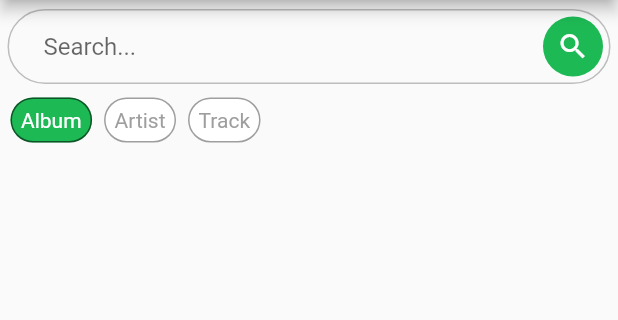
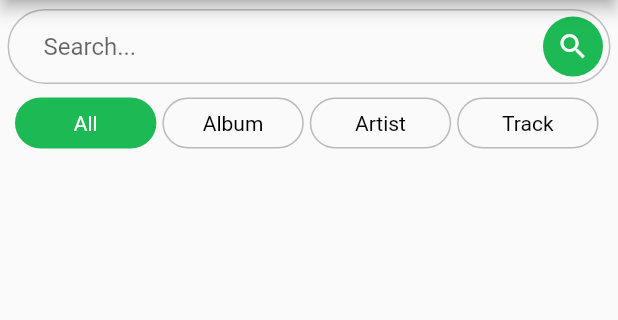
Before and after one commit to tyler-austick-1/spotify-api-flutter-app, a Flutter app: the HomeScreen screen opened directly, on a phone screen of 412 x 824 dp, the part 84-404 px from its top. Run offline on Flutter 3.47's test engine with Material 2 defaults, Android fonts, the phone set to English and light mode, and no system bars; our stand-ins replace shared_preferences; accounts and stored records are empty; network calls fail.

Commit message:
Added filtering to search results

```diff
--- a/lib/models/search_type.dart
+++ b/lib/models/search_type.dart
@@ -1,4 +1,5 @@
 enum SearchType {
+  ALL,
   ALBUM,
   ARTIST,
   // PLAYLIST,  // add playlists later if need
@@ -9,12 +10,18 @@ extension SearchTypeExtension on SearchType {
 
   String get name {
     switch (this) {
+      case SearchType.ALL:
+        return 'All';
+        break;
       case SearchType.ALBUM:
         return 'Album';
+        break;
       case SearchType.ARTIST:
         return 'Artist';
+        break;
       case SearchType.TRACK:
         return 'Track';
+        break;
       default:
         return 'Unknown Category';
     }
--- a/lib/screens/home_screen.dart
+++ b/lib/screens/home_screen.dart
@@ -1,14 +1,47 @@
 import 'package:flutter/material.dart';
 import 'package:provider/provider.dart';
-import 'package:spotify_app/models/artist.dart';
 
+import '../models/artist.dart';
+import '../models/search_type.dart';
+import '../widgets/selection_bar.dart';
 import '../widgets/home_search_bar.dart';
 import '../widgets/music_info_card.dart';
-import '../providers/spotify_auth.dart';
 import '../providers/data.dart';
 import '../models/track.dart';
 
-class HomeScreen extends StatelessWidget {
+class HomeScreen extends StatefulWidget {
+  @override
+  _HomeScreenState createState() => _HomeScreenState();
+}
+
+class _HomeScreenState extends State<HomeScreen> {
+  var _selectedType = SearchType.ALL;
+
+  void _setSelectedType(int index) {
+    setState(() {
+      _selectedType = SearchType.values.toList()[index];
+    });
+  }
+
+  List<dynamic> _getCorrectList(Data data) {
+    switch (_selectedType) {
+      case SearchType.ALL:
+        return data.results;
+        break;
+      case SearchType.ALBUM:
+        return data.albums;
+        break;
+      case SearchType.ARTIST:
+        return data.artists;
+        break;
+      case SearchType.TRACK:
+        return data.tracks;
+        break;
+      default:
+        return null;
+    }
+  }
+
   @override
   Widget build(BuildContext context) {
     return Scaffold(
@@ -21,37 +54,44 @@ class HomeScreen extends StatelessWidget {
       body: Column(
         children: [
           HomeSearchBar(),
+          // SearchSelectionBar(_selectedType, _setSelectedType),
+          Center(
+            child: SelectionBar(
+              labels: SearchType.values.map((e) => e.name).toList(),
+              onSelectionUpdated: _setSelectedType,
+              selectedTabColor: Theme.of(context).primaryColor,
+              textColor: Colors.black,
+            ),
+          ),
           SizedBox(
             height: 5,
           ),
           Expanded(
             child: Consumer<Data>(
-              builder: (ctx, data, _) => ListView.builder(
-                itemCount: data.results.length,
+              builder: (ctx, data, _) {
+                return ListView.builder(
+                  itemCount: _getCorrectList(data).length,
                   itemBuilder: (ctx, index) {
-                  final currentResult = data.results[index];
+                    final currentResult = _getCorrectList(data)[index];
                     return MusicInfoCard(
                       image: currentResult is Track
-                        ? Image.network(currentResult.album.images[0].url)  // a Track uses its album's image
+                          ? (currentResult.album.hasImages
+                              ? Image.network(currentResult.album.images[0].url)
+                              : Image.asset(
+                                  'images/spotify-logo.png')) // a Track uses its album's image
                           : (currentResult.hasImages
                               ? Image.network(currentResult.images[0].url)
-                            : Image.asset('images/spotify-logo.png')),    // uses default spotify logo if no images are found
+                              : Image.asset(
+                                  'images/spotify-logo.png')), // uses default spotify logo if no images are found
                       title: currentResult.name,
                       artistName: currentResult is Artist
                           ? ''
                           : currentResult.artists.values.toList()[0],
                       type: currentResult.type,
                     );
-                  // return MusicInfoCard(
-                  //     // imageUrl: currentResult is Track ? currentResult.album.images[0].url :  currentResult.images[0].url,
-                  //     imageUrl: currentResult.images[0].url,
-                  //     title: currentResult.name,
-                  //     // artistName: currentResult is Artist ? '' : currentResult.artists[0].name,
-                  //     artistName: currentResult.artists.values.toList()[0],
-                  //     // type: currentResult.type);
-                  //     type: currentResult.albumType);
                   },
-              ),
+                );
+              },
             ),
           ),
           SizedBox(
--- a/lib/widgets/custom_search_bar.dart
+++ b/lib/widgets/custom_search_bar.dart
@@ -25,9 +25,11 @@ class _CustomSearchBarState extends State<CustomSearchBar> {
   @override
   Widget build(BuildContext context) {
     return Container(
-      margin: EdgeInsets.symmetric(
-        vertical: 6.0,
-        horizontal: 5.0,
+      margin: EdgeInsets.only(
+        top: 6.0,
+        left: 5.0,
+        right: 5.0,
+        bottom: 1.0,
       ),
       decoration: BoxDecoration(
         border: Border.all(
--- a/lib/widgets/search_selection_bar.dart
+++ /dev/null
@@ -1,76 +0,0 @@
-import 'package:flutter/material.dart';
-import 'package:spotify_app/models/search_type.dart';
-import 'package:spotify_app/widgets/selection_bubble.dart';
-
-class SearchSelectionBar extends StatefulWidget {
-  final List<SearchType> defaultSelectedTypes;
-  final Function updateSelectedTypes;
-
-  SearchSelectionBar(this.defaultSelectedTypes, this.updateSelectedTypes);
-
-  @override
-  _SearchSelectionBarState createState() => _SearchSelectionBarState();
-}
-
-class _SearchSelectionBarState extends State<SearchSelectionBar> {
-  final List<SearchType> _searchTypes = SearchType.values;
-
-  List<SearchType> _currentlySelectedTypes;
-
-  @override
-  void initState() {
-    _currentlySelectedTypes = widget.defaultSelectedTypes;
-    super.initState();
-  }
-
-  void _toggleSelectedType(SearchType searchType) {
-    setState(() {
-      if (_currentlySelectedTypes.contains(searchType)) {
-        _currentlySelectedTypes.remove(searchType);
-      } else {
-        _currentlySelectedTypes.add(searchType);
-      }
-    });
-
-    widget.updateSelectedTypes(_currentlySelectedTypes);
-  }
-
-  // void _addSearchType(SearchType searchType) {
-  //   setState(() {
-  //     _currentlySelectedTypes.add(searchType);
-  //   });
-  // }
-
-  // void _removeSearchType(SearchType searchType) {
-  //   setState(() {
-  //     _currentlySelectedTypes.remove(searchType);
-  //   });
-  // }
-
-  @override
-  Widget build(BuildContext context) {
-    return Container(
-      width: double.infinity,
-      padding: EdgeInsets.all(3.0),
-      child: Row(
-        children: [
-          // SelectionBubble(_selectedType, () {}),
-          ..._searchTypes.map((searchType) {
-            if (searchType != SearchType.ALBUM) {
-              return SelectionBubble(searchType, _toggleSelectedType, false, false);
-            }
-
-            return SelectionBubble(searchType, _toggleSelectedType, true, true);
-
-            // UNCOMMENT THIS FOR THE CORRECT LOGIC, THE ABOVE IS FOR TESTING
-            // if (_currentlySelectedTypes.contains(searchType)) {
-            //   return SelectionBubble(searchType, _toggleSelectedType, true);
-            // }
-
-            // return SelectionBubble(searchType, _toggleSelectedType);
-          }).toList(),
-        ],
-      ),
-    );
-  }
-}
--- /dev/null
+++ b/lib/widgets/selection_bar.dart
@@ -0,0 +1,132 @@
+import 'dart:collection';
+
+import 'package:flutter/material.dart';
+import 'package:flutter/widgets.dart';
+
+/// A horizontal bar of toggle tabs with customisable colors and labels.
+///
+/// The provided list of labels are laid out as tabs in a horizontal manner. The states of the tabs
+/// are handled internally and the index of the selected tab is updated via [onSelectionUpdated].
+class SelectionBar extends StatefulWidget {
+  /// TextStyle for the labels.
+  final TextStyle labelTextStyle;
+
+  /// Background border of the toggle bar.
+  final BoxBorder backgroundBorder;
+
+  /// Color of the selected tab.
+  final Color selectedTabColor;
+
+  /// Color of text in the selected tab. This will override [color] in [labelTextStyle].
+  final Color selectedTextColor;
+
+  /// Color of text in unselected tabs. If the tab is selected, text color will be overriden by [selectedTextColor].
+  final Color textColor;
+
+  /// Labels to be displayed as tabs in the toggle bar.
+  final List<String> labels;
+
+  /// Callback function which returns the index of the currently selected tab.
+  final Function(int) onSelectionUpdated;
+
+  /// Border radius of the bar and selected tab indicator.
+  final double borderRadius;
+
+  SelectionBar(
+      {@required this.labels,
+      this.backgroundBorder,
+      this.selectedTabColor = Colors.blue,
+      this.selectedTextColor = Colors.white,
+      this.textColor = Colors.white,
+      this.labelTextStyle = const TextStyle(),
+      this.onSelectionUpdated,
+      this.borderRadius = 50});
+
+  @override
+  State<StatefulWidget> createState() {
+    return _SelectionBarState();
+  }
+}
+
+class _SelectionBarState extends State<SelectionBar> {
+  LinkedHashMap<String, bool> _hashMap = LinkedHashMap();
+  int _selectedIndex = 0;
+
+  @override
+  void initState() {
+    _hashMap = LinkedHashMap.fromIterable(widget.labels,
+        value: (value) => value = false);
+    _hashMap[widget.labels[0]] = true;
+
+    super.initState();
+  }
+
+  @override
+  Widget build(BuildContext context) {
+    return LayoutBuilder(builder: (context, constraints) {
+      return Container(
+          height: 50,
+          padding: EdgeInsets.all(8.0),
+          decoration: BoxDecoration(
+              border: widget.backgroundBorder,
+              borderRadius: BorderRadius.circular(widget.borderRadius)),
+          child: ListView.builder(
+            itemCount: widget.labels.length,
+            scrollDirection: Axis.horizontal,
+            physics: NeverScrollableScrollPhysics(),
+            itemBuilder: (context, index) {
+              return GestureDetector(
+                  child: Container(
+                      margin: EdgeInsets.symmetric(horizontal: 2.0),
+                      width: (constraints.maxWidth - 35) / widget.labels.length,
+                      child: Center(
+                        child: Text(_hashMap.keys.elementAt(index),
+                            textAlign: TextAlign.center,
+                            style: widget.labelTextStyle.apply(
+                                color: _hashMap.values.elementAt(index)
+                                    ? widget.selectedTextColor
+                                    : widget.textColor)),
+                      ),
+                      decoration: BoxDecoration(
+                          color: _hashMap.values.elementAt(index)
+                              ? widget.selectedTabColor
+                              : null,
+                          border: _hashMap.values.elementAt(index)
+                              ? null
+                              : Border.all(
+                                  width: 1,
+                                  color: Colors.black26,
+                                ),
+                          borderRadius:
+                              BorderRadius.circular(widget.borderRadius))),
+                  onHorizontalDragUpdate: (dragUpdate) async {
+                    int calculatedIndex = ((widget.labels.length *
+                                    (dragUpdate.globalPosition.dx /
+                                        (constraints.maxWidth - 16)))
+                                .round() -
+                            1)
+                        .clamp(0, widget.labels.length - 1);
+
+                    if (calculatedIndex != _selectedIndex) {
+                      _updateSelection(calculatedIndex);
+                    }
+                  },
+                  onTap: () async {
+                    if (index != _selectedIndex) {
+                      _updateSelection(index);
+                    }
+                  });
+            },
+          ));
+    });
+  }
+
+  _updateSelection(int index) {
+    setState(() {
+      _selectedIndex = index;
+      widget.onSelectionUpdated(_selectedIndex);
+      _hashMap.updateAll((label, selected) => selected = false);
+      _hashMap[_hashMap.keys.elementAt(index)] = true;
+    });
+  }
+}
--- a/lib/widgets/selection_bubble.dart
+++ /dev/null
@@ -1,61 +0,0 @@
-import 'package:flutter/material.dart';
-import 'package:spotify_app/models/search_type.dart';
-
-class SelectionBubble extends StatefulWidget {
-  final SearchType searchType;
-  final Function toggleSelection;
-  final bool isdefaultSelected;
-  final bool isEnabled;
-
-  SelectionBubble(this.searchType, this.toggleSelection,
-      [this.isdefaultSelected = false, this.isEnabled = true]);
-
-  @override
-  _SelectionBubbleState createState() => _SelectionBubbleState();
-}
-
-class _SelectionBubbleState extends State<SelectionBubble> {
-  bool _isSelected;
-
-  @override
-  void initState() {
-    _isSelected = widget.isdefaultSelected;
-    super.initState();
-  }
-
-  void _updateSelection() {
-    setState(() {
-      _isSelected = !_isSelected;
-    });
-    widget.toggleSelection(widget.searchType);
-  }
-
-  @override
-  Widget build(BuildContext context) {
-    return GestureDetector(
-      onTap: widget.isEnabled ?  _updateSelection : null,
-      child: Container(
-        margin: EdgeInsets.symmetric(
-          horizontal: 4.0,
-        ),
-        decoration: BoxDecoration(
-          color: _isSelected ? Theme.of(context).primaryColor : Colors.white,
-          border: Border.all(
-            color: !widget.isEnabled ? Colors.black38 : Colors.black54,
-            width: 1,
-          ),
-          borderRadius: BorderRadius.circular(25.0),
-        ),
-        child: Padding(
-          padding: const EdgeInsets.all(6.0),
-          child: Text(
-            widget.searchType.name,
-            style: TextStyle(
-              color: !widget.isEnabled ? Colors.grey : (_isSelected ? Colors.white : Colors.black),
-            ),
-          ),
-        ),
-      ),
-    );
-  }
-}
--- a/pubspec.yaml
+++ b/pubspec.yaml
@@ -28,7 +28,6 @@ dependencies:
   provider: ^5.0.0
   shared_preferences: ^2.0.6
   quiver: ^3.0.1
-
 
   # The following adds the Cupertino Icons font to your application.
   # Use with the CupertinoIcons class for iOS style icons.
```
Also changed, not shown: lib/providers/data.dart (+28 -6 lines), lib/widgets/home_search_bar.dart (+2 -10 lines), lib/widgets/loading_button.dart (added, +28 -0 lines), images/spotify-logo.png (added). Lines whose indentation alone changed are shown as unchanged.
